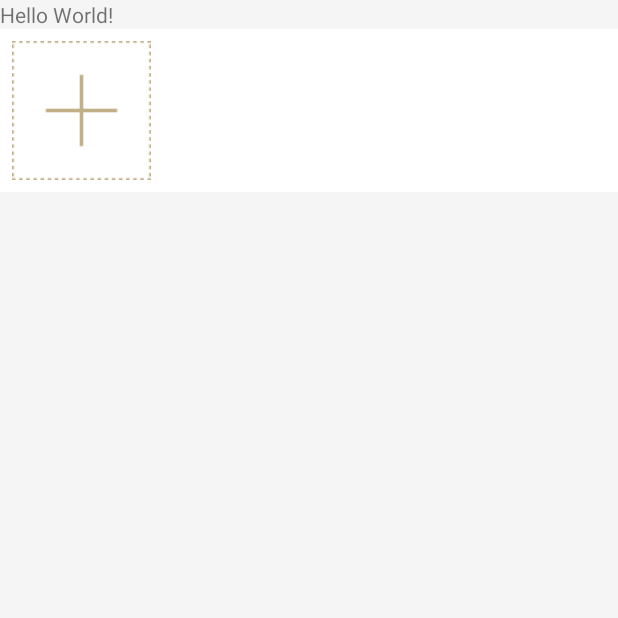
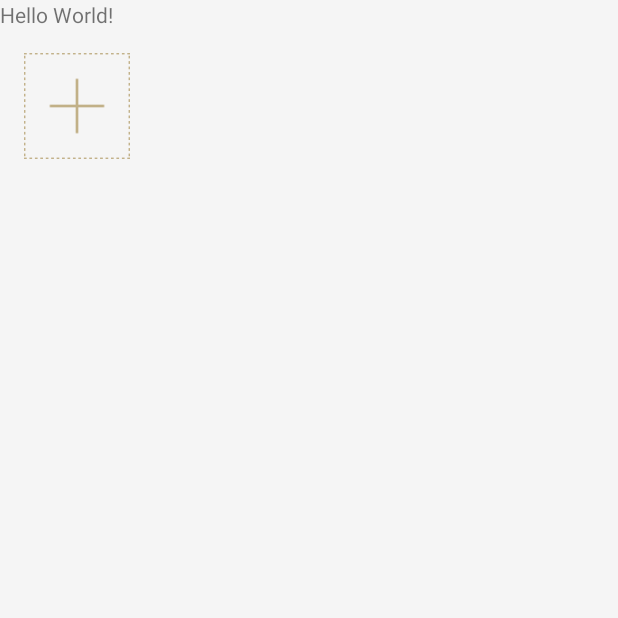
Before and after one commit to caoyanglee/ImagePicker, an Android app: the screen it shows after launch (MainActivity), on a phone screen of 412 x 824 dp, the top half of it. Run offline under Robolectric (Android 15) with nearby library versions, the phone set to English and light mode, and no system bars; libraries missing offline, so code that uses them is left out: android.support.v4; pictures from the network do not load.

Commit message:
修改部分样式～

```diff
--- a/app/src/main/java/io/weimu/www/imagepicker/activity/MainActivity.java
+++ b/app/src/main/java/io/weimu/www/imagepicker/activity/MainActivity.java
@@ -40,7 +40,7 @@ public class MainActivity extends AppCompatActivity {
         mAdapter = new ImageGridadapter(this, maxImageNumber);
         gridManager = new GridLayoutManager(this, spanCount);
         recyclerView.setLayoutManager(gridManager);
-        recyclerView.addItemDecoration(new GridSpacingItemDecoration(spanCount, ScreenUtils.dip2px(this, 8), false));
+        recyclerView.addItemDecoration(new GridSpacingItemDecoration(spanCount, ScreenUtils.dip2px(this, 16), false));
         //设置Item增加、移除动画
         recyclerView.setItemAnimator(new NoAlphaItemAnimator());
         recyclerView.setAdapter(mAdapter);
--- a/app/src/main/java/io/weimu/www/imagepicker/adaper/recycleview/ImageGridadapter.java
+++ b/app/src/main/java/io/weimu/www/imagepicker/adaper/recycleview/ImageGridadapter.java
@@ -32,7 +32,7 @@ public class ImageGridadapter extends BaseRecycerAdapter<String> {
     public ImageGridadapter(Context mContext, int maxImageNumber) {
         super(mContext);
         this.maxImageNumber = maxImageNumber;
-        footView = LayoutInflater.from(mContext).inflate(R.layout.grid_item_footer, null);
+        footView = LayoutInflater.from(mContext).inflate(R.layout.grid_item_image_add, null);
         addFootView(footView);
     }
 
@@ -61,7 +61,7 @@ public class ImageGridadapter extends BaseRecycerAdapter<String> {
 
     @Override
     protected int getItemLayoutRes() {
-        return R.layout.grid_item;
+        return R.layout.grid_item_image;
     }
 
     @Override
--- a/app/src/main/res/layout/activity_main.xml
+++ b/app/src/main/res/layout/activity_main.xml
@@ -15,9 +15,10 @@
 
     <android.support.v7.widget.RecyclerView
         android:id="@+id/id_RecyclerView"
-        android:layout_width="match_parent"
+        android:layout_width="wrap_content"
+        android:layout_marginRight="48dp"
         android:layout_height="wrap_content"
-        android:paddingLeft="8dp"
-        android:paddingRight="8dp"
-        android:background="@color/white" />
+        android:paddingLeft="16dp"
+        android:paddingRight="16dp"
+         />
 </LinearLayout>
```
Also changed, not shown: app/src/main/res/layout/grid_item_image.xml (renamed from app/src/main/res/layout/grid_item.xml), app/src/main/res/layout/grid_item_image_add.xml (renamed from app/src/main/res/layout/grid_item_footer.xml).
